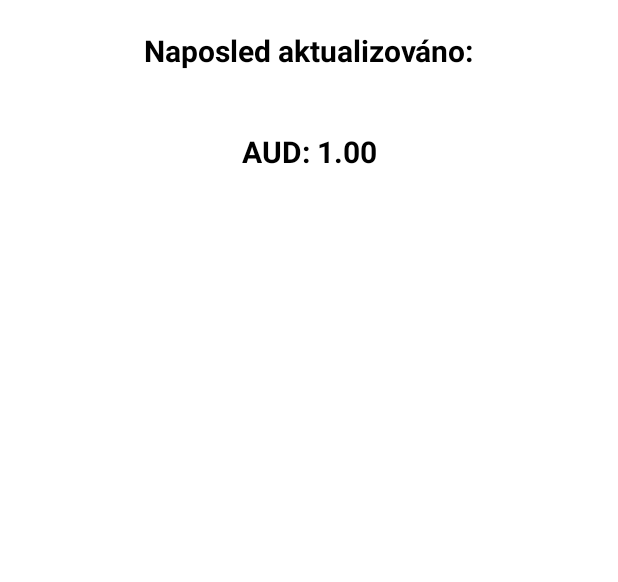
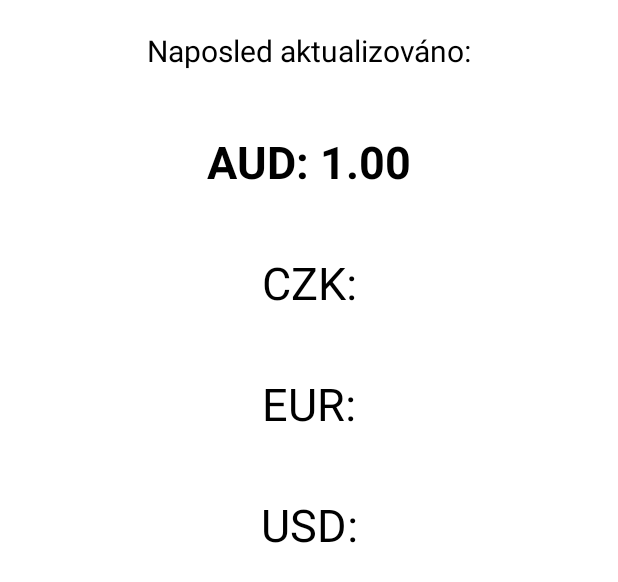
Before and after one commit to Iniesta-sys/AK7MT_Project, an Android app: the layout activity_main.xml on its own in the app's theme, with its tools: preview values and no code run, on a phone screen of 412 x 824 dp. Shown: the top 582 px of the screen. Run offline under Robolectric (Android 15) with nearby library versions, the phone set to English and light mode, and no system bars.

Commit message:
úprava textu

```diff
--- a/app/build.gradle
+++ b/app/build.gradle
@@ -15,6 +15,10 @@ android {
         versionName "1.0"
 
         testInstrumentationRunner "androidx.test.runner.AndroidJUnitRunner"
+    }
+
+    buildFeatures{
+        viewBinding = true
     }
 
     buildTypes {
--- a/app/src/main/java/cz/utb/fai/project_ak7mt/MainActivity.kt
+++ b/app/src/main/java/cz/utb/fai/project_ak7mt/MainActivity.kt
@@ -3,7 +3,10 @@ package cz.utb.fai.project_ak7mt
 import androidx.appcompat.app.AppCompatActivity
 import android.os.Bundle
 
-class MainActivity : AppCompatActivity() {
+class MainActivity : AppCompatActivity()
+{
+    private
+
     override fun onCreate(savedInstanceState: Bundle?) {
         super.onCreate(savedInstanceState)
         setContentView(R.layout.activity_main)
--- a/app/src/main/res/layout/activity_main.xml
+++ b/app/src/main/res/layout/activity_main.xml
@@ -13,7 +13,6 @@
         android:text="Naposled aktualizováno:"
         android:textColor="@color/black"
         android:textSize="20dp"
-        android:textStyle="bold"
         android:layout_marginTop="20dp"
         app:layout_constraintBottom_toOf="baseCurrency"
         app:layout_constraintStart_toStartOf="parent"
@@ -26,7 +25,7 @@
         android:layout_height="wrap_content"
         android:text="@string/base_currency"
         android:textColor="@color/black"
-        android:textSize="20dp"
+        android:textSize="30dp"
         android:textStyle="bold"
         android:layout_marginTop="40dp"
         app:layout_constraintStart_toStartOf="parent"
@@ -34,4 +33,41 @@
         app:layout_constraintTop_toBottomOf= "@id/lastUpdate" />
 
 
+    <TextView
+        android:id="@+id/czk"
+        android:layout_width="wrap_content"
+        android:layout_height="wrap_content"
+        android:text="@string/czk"
+        android:textColor="@color/black"
+        android:textSize="30dp"
+        android:layout_marginTop="40dp"
+        app:layout_constraintStart_toStartOf="parent"
+        app:layout_constraintEnd_toEndOf="parent"
+        app:layout_constraintTop_toBottomOf= "@id/baseCurrency" />
+
+    <TextView
+        android:id="@+id/eur"
+        android:layout_width="wrap_content"
+        android:layout_height="wrap_content"
+        android:text="@string/eur"
+        android:textColor="@color/black"
+        android:textSize="30dp"
+        android:layout_marginTop="40dp"
+        app:layout_constraintStart_toStartOf="parent"
+        app:layout_constraintEnd_toEndOf="parent"
+        app:layout_constraintTop_toBottomOf= "@id/czk" />
+
+    <TextView
+        android:id="@+id/usd"
+        android:layout_width="wrap_content"
+        android:layout_height="wrap_content"
+        android:text="@string/usd"
+        android:textColor="@color/black"
+        android:textSize="30dp"
+        android:layout_marginTop="40dp"
+        app:layout_constraintStart_toStartOf="parent"
+        app:layout_constraintEnd_toEndOf="parent"
+        app:layout_constraintTop_toBottomOf= "@id/eur" />
+
+
 </androidx.constraintlayout.widget.ConstraintLayout>
--- a/app/src/main/res/values/strings.xml
+++ b/app/src/main/res/values/strings.xml
@@ -1,4 +1,8 @@
 <resources>
     <string name="app_name">Project_AK7MT</string>
     <string name="base_currency">AUD: 1.00</string>
+    <string name="nzd">NZD:</string>
+    <string name="czk">CZK:</string>
+    <string name="eur">EUR:</string>
+    <string name="usd">USD:</string>
 </resources>
```
